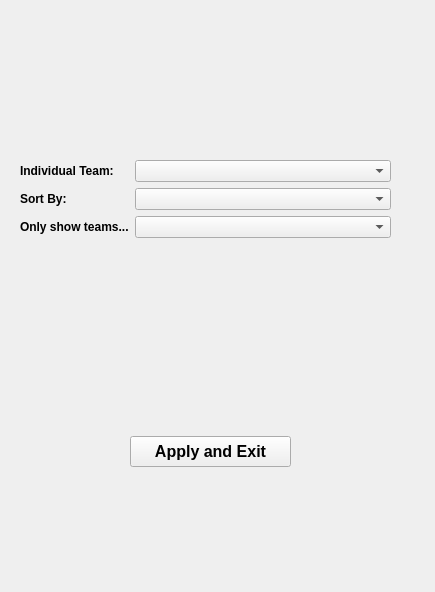
Above: StadiumTourProject/tablefilter.ui from joeyCampbelll/CS1D-Project-2 before the change. Below: the same form after it.
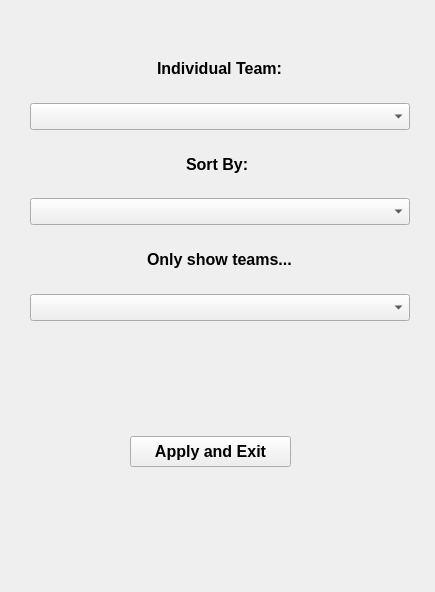
That is the form after the change.

Commit message: got bfs working and resized my fonts

What changed in the file:
```diff
--- a/StadiumTourProject/tablefilter.ui
+++ b/StadiumTourProject/tablefilter.ui
@@ -13,21 +13,41 @@
   <property name="windowTitle">
    <string>Form</string>
   </property>
-  <widget class="QWidget" name="layoutWidget">
+  <widget class="QPushButton" name="exitFiltersButton">
    <property name="geometry">
     <rect>
-     <x>20</x>
-     <y>160</y>
-     <width>371</width>
-     <height>87</height>
+     <x>130</x>
+     <y>436</y>
+     <width>161</width>
+     <height>31</height>
     </rect>
    </property>
-   <layout class="QFormLayout" name="AddEditGeneralLayout">
-    <item row="0" column="0">
+   <property name="font">
+    <font>
+     <pointsize>12</pointsize>
+     <weight>75</weight>
+     <bold>true</bold>
+    </font>
+   </property>
+   <property name="text">
+    <string>Apply and Exit</string>
+   </property>
+  </widget>
+  <widget class="QWidget" name="verticalLayoutWidget">
+   <property name="geometry">
+    <rect>
+     <x>30</x>
+     <y>40</y>
+     <width>380</width>
+     <height>281</height>
+    </rect>
+   </property>
+   <layout class="QVBoxLayout" name="verticalLayout">
+    <item alignment="Qt::AlignHCenter">
      <widget class="QLabel" name="ShapesLabel">
       <property name="font">
        <font>
-        <pointsize>9</pointsize>
+        <pointsize>12</pointsize>
         <weight>75</weight>
         <bold>true</bold>
        </font>
@@ -37,14 +57,22 @@
       </property>
      </widget>
     </item>
-    <item row="0" column="1">
-     <widget class="QComboBox" name="individualTeamEntry"/>
+    <item>
+     <widget class="QComboBox" name="individualTeamEntry">
+      <property name="font">
+       <font>
+        <pointsize>12</pointsize>
+        <weight>75</weight>
+        <bold>true</bold>
+       </font>
+      </property>
+     </widget>
     </item>
-    <item row="1" column="0">
+    <item alignment="Qt::AlignHCenter">
      <widget class="QLabel" name="ShapeTypeLabel">
       <property name="font">
        <font>
-        <pointsize>9</pointsize>
+        <pointsize>12</pointsize>
         <weight>75</weight>
         <bold>true</bold>
        </font>
@@ -54,14 +82,22 @@
       </property>
      </widget>
     </item>
-    <item row="1" column="1">
-     <widget class="QComboBox" name="sortByEntry"/>
+    <item>
+     <widget class="QComboBox" name="sortByEntry">
+      <property name="font">
+       <font>
+        <pointsize>12</pointsize>
+        <weight>75</weight>
+        <bold>true</bold>
+       </font>
+      </property>
+     </widget>
     </item>
-    <item row="2" column="0">
+    <item alignment="Qt::AlignHCenter">
      <widget class="QLabel" name="ShapeTypeLabel_2">
       <property name="font">
        <font>
-        <pointsize>9</pointsize>
+        <pointsize>12</pointsize>
         <weight>75</weight>
         <bold>true</bold>
        </font>
@@ -71,31 +107,19 @@
       </property>
      </widget>
     </item>
-    <item row="2" column="1">
-     <widget class="QComboBox" name="onlyShowEntry"/>
+    <item>
+     <widget class="QComboBox" name="onlyShowEntry">
+      <property name="font">
+       <font>
+        <pointsize>12</pointsize>
+        <weight>75</weight>
+        <bold>true</bold>
+       </font>
+      </property>
+     </widget>
     </item>
    </layout>
   </widget>
-  <widget class="QPushButton" name="exitFiltersButton">
-   <property name="geometry">
-    <rect>
-     <x>130</x>
-     <y>436</y>
-     <width>161</width>
-     <height>31</height>
-    </rect>
-   </property>
-   <property name="font">
-    <font>
-     <pointsize>12</pointsize>
-     <weight>75</weight>
-     <bold>true</bold>
-    </font>
-   </property>
-   <property name="text">
-    <string>Apply and Exit</string>
-   </property>
-  </widget>
  </widget>
  <resources/>
  <connections/>
```
The commit also changes 8 other files.
